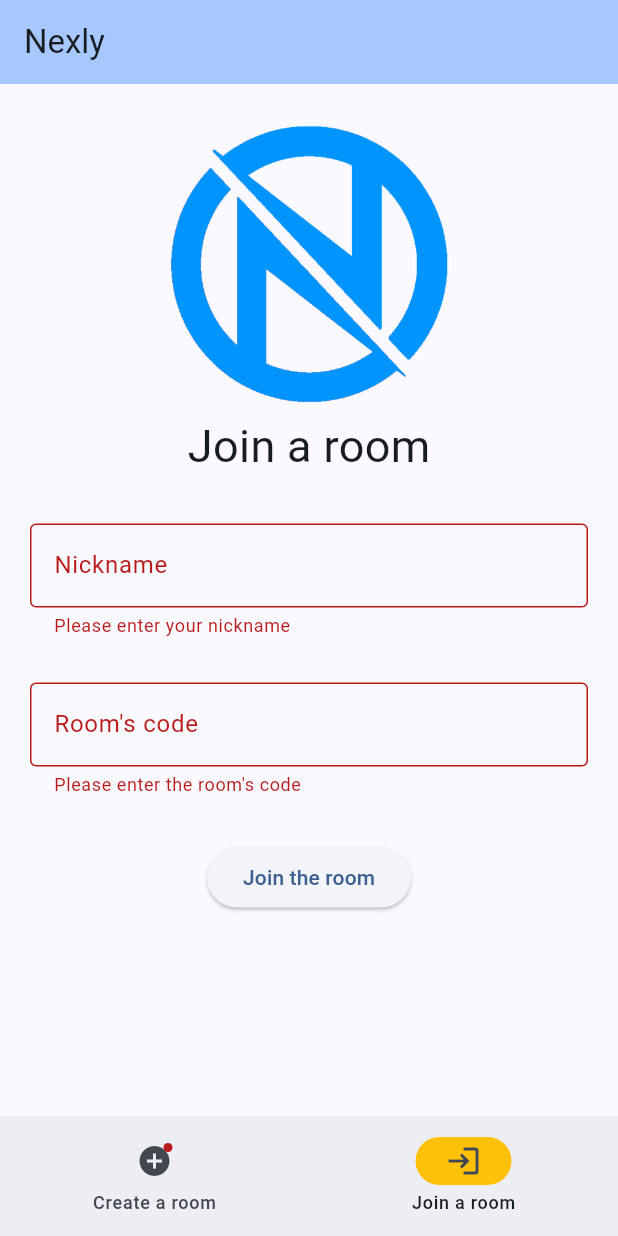
After one commit to Ninjonik/NexlyFlutter, a Flutter app: the screen it shows after launch, item 2 of the bottom bar chosen, after a tap on "Join the room", on a phone screen of 412 x 824 dp. The commit adds this screen. Run offline on Flutter 3.47's test engine with Material 3 defaults, Android fonts, the phone set to English and light mode, and no system bars; our stand-ins replace appwrite.

Commit message:
- appwrite join room working - started work on room itself

```diff
--- /dev/null
+++ b/lib/appwrite.dart
@@ -0,0 +1,7 @@
+import 'package:appwrite/appwrite.dart';
+
+const String apiUrl = "https://nexly.igportals.eu";
+Client client = Client()
+    .setEndpoint("https://appwrite.igportals.eu/v1")
+    .setProject("nexlyv2");
+Account account = Account(client);
--- /dev/null
+++ b/lib/home/createRoom.dart
@@ -0,0 +1,127 @@
+import 'package:appwrite/models.dart';
+import 'package:flutter/material.dart';
+
+import '../main.dart';
+
+class CreateRoom extends StatefulWidget {
+  CreateRoom({Key? key}) : super(key: key);
+
+  @override
+  State<CreateRoom> createState() => _CreateRoomState();
+}
+
+class _CreateRoomState extends State<CreateRoom> {
+  final _formKey = GlobalKey<FormState>();
+  final TextEditingController _nicknameController = TextEditingController();
+  final TextEditingController _roomNameController = TextEditingController();
+  final TextEditingController _roomDescriptionController =
+      TextEditingController();
+
+  @override
+  void dispose() {
+    _nicknameController.dispose();
+    _roomNameController.dispose();
+    _roomDescriptionController.dispose();
+    super.dispose();
+  }
+
+  Future<void> handleSubmit() async {
+    if (_formKey.currentState!.validate()) {
+      ScaffoldMessenger.of(context).showSnackBar(
+        const SnackBar(content: Text('Creating a room...')),
+      );
+
+      final account = AppwriteProvider.of(context)?.account;
+      if (account == null) return;
+
+      String nickname = _nicknameController.text;
+      String roomName = _roomNameController.text;
+      String roomDescription = _roomDescriptionController.text;
+
+      print("Form submitted");
+      try {
+        await account.deleteSessions();
+      } catch (e) {
+        print("no sessions");
+      }
+      await account.createAnonymousSession();
+      await account.updateName(name: nickname);
+      Jwt jwt = await account.createJWT();
+      print(jwt.jwt);
+    }
+  }
+
+  @override
+  Widget build(BuildContext context) {
+    return Scaffold(
+      body: Padding(
+        padding: const EdgeInsets.all(20.0),
+        child: Form(
+          key: _formKey,
+          child: SingleChildScrollView(
+            child: Column(
+              mainAxisAlignment: MainAxisAlignment.center,
+              children: [
+                Image.asset('images/nexly.png', width: 200, height: 200),
+                const Text("Create a room", style: TextStyle(fontSize: 30)),
+                const SizedBox(height: 30),
+                TextFormField(
+                  controller: _nicknameController,
+                  decoration: const InputDecoration(
+                    border: OutlineInputBorder(),
+                    labelText: 'Nickname',
+                  ),
+                  validator: (value) {
+                    if (value == null || value.isEmpty) {
+                      return 'Please enter your nickname';
+                    }
+                    return null;
+                  },
+                ),
+                const SizedBox(height: 30),
+                TextFormField(
+                  controller: _roomNameController,
+                  decoration: const InputDecoration(
+                    border: OutlineInputBorder(),
+                    labelText: 'Room\'s name',
+                  ),
+                  validator: (value) {
+                    if (value == null || value.isEmpty) {
+                      return 'Please enter the room\'s name';
+                    }
+                    return null;
+                  },
+                ),
+                const SizedBox(height: 30),
+                TextFormField(
+                  controller: _roomDescriptionController,
+                  decoration: const InputDecoration(
+                    border: OutlineInputBorder(),
+                    labelText: 'Room\'s description',
+                  ),
+                  validator: (value) {
+                    if (value == null || value.isEmpty) {
+                      return 'Please enter a description for the room';
+                    }
+                    return null;
+                  },
+                ),
+                const SizedBox(height: 30),
+                ElevatedButton(
+                  onPressed: handleSubmit,
+                  child: const Text("Create a new room"),
+                ),
+                ElevatedButton(
+                  onPressed: () {
+                    Navigator.pushNamed(context, '/room');
+                  },
+                  child: const Text("Room Test"),
+                ),
+              ],
+            ),
+          ),
+        ),
+      ),
+    );
+  }
+}
--- /dev/null
+++ b/lib/home/joinRoom.dart
@@ -0,0 +1,186 @@
+import 'dart:convert';
+
+import 'package:appwrite/models.dart';
+import 'package:flutter/material.dart';
+import 'package:http/http.dart' as http;
+
+import '../appwrite.dart';
+import '../main.dart';
+
+class JoinRoom extends StatefulWidget {
+  JoinRoom({Key? key}) : super(key: key);
+
+  @override
+  State<JoinRoom> createState() => _JoinRoomState();
+}
+
+class _JoinRoomState extends State<JoinRoom> {
+  final _formKey = GlobalKey<FormState>();
+  final TextEditingController _nicknameController = TextEditingController();
+  final TextEditingController _roomCodeController = TextEditingController();
+
+  @override
+  void dispose() {
+    _nicknameController.dispose();
+    _roomCodeController.dispose();
+    super.dispose();
+  }
+
+  Future<void> handleSubmit(BuildContext context) async {
+    if (_formKey.currentState!.validate()) {
+      final scaffoldMessenger = ScaffoldMessenger.of(context);
+
+      scaffoldMessenger.showSnackBar(
+        const SnackBar(content: Text('Joining a room...')),
+      );
+
+      final account = AppwriteProvider.of(context)?.account;
+      if (account == null) return;
+
+      String nickname = _nicknameController.text;
+      String roomCode = _roomCodeController.text;
+
+      print("Form submitted");
+      try {
+        await account.deleteSessions();
+      } catch (e) {
+        print("no sessions");
+      }
+      await account.createAnonymousSession();
+      await account.updateName(name: nickname);
+      Jwt jwt = await account.createJWT();
+
+      // Post request to check if the room exists
+      try {
+        var checkRoomResponse = await http.post(
+          Uri.parse('$apiUrl/api/checkRoom'),
+          headers: <String, String>{
+            'Content-Type': 'application/json',
+          },
+          body: jsonEncode(<String, String>{
+            'roomCode': roomCode,
+          }),
+        );
+
+        if (checkRoomResponse.statusCode == 200) {
+          print('Check Room Response: ${checkRoomResponse.body}');
+        } else {
+          if (mounted) {
+            scaffoldMessenger.showSnackBar(
+              SnackBar(
+                content: Text(
+                    'Error checking room: ${checkRoomResponse.statusCode}'),
+              ),
+            );
+          }
+          return;
+        }
+      } catch (e) {
+        // Handle error
+        print('Error checking room: $e');
+        if (mounted) {
+          scaffoldMessenger.showSnackBar(
+            SnackBar(
+              content: Text('Error checking room: $e'),
+            ),
+          );
+        }
+        return;
+      }
+
+      // Post request to join the room
+      try {
+        var joinRoomResponse = await http.patch(
+          Uri.parse('$apiUrl/api/joinRoom'),
+          headers: <String, String>{
+            'Content-Type': 'application/json',
+          },
+          body: jsonEncode(<String, dynamic>{
+            'roomCode': roomCode,
+            'name': nickname,
+            'avatar': "defaultAvatar", // assuming you have avatarValue defined
+            'jwt': jwt.jwt,
+          }),
+        );
+
+        if (joinRoomResponse.statusCode == 200) {
+          // Room has been successfully joined
+        } else {
+          if (mounted) {
+            scaffoldMessenger.showSnackBar(
+              SnackBar(
+                content:
+                    Text('Error joining room: ${joinRoomResponse.statusCode}'),
+              ),
+            );
+          }
+        }
+      } catch (e) {
+        // Handle error
+        print('Error joining room: $e');
+        if (mounted) {
+          scaffoldMessenger.showSnackBar(
+            SnackBar(
+              content: Text('Error joining room: $e'),
+            ),
+          );
+        }
+        return;
+      }
+    }
+  }
+
+  @override
+  Widget build(BuildContext context) {
+    return Scaffold(
+      body: Padding(
+        padding: const EdgeInsets.all(20.0),
+        child: Form(
+          key: _formKey,
+          child: SingleChildScrollView(
+            child: Column(
+              mainAxisAlignment: MainAxisAlignment.center,
+              children: [
+                Image.asset('images/nexly.png', width: 200, height: 200),
+                const Text("Join a room", style: TextStyle(fontSize: 30)),
+                const SizedBox(height: 30),
+                TextFormField(
+                  controller: _nicknameController,
+                  decoration: const InputDecoration(
+                    border: OutlineInputBorder(),
+                    labelText: 'Nickname',
+                  ),
+                  validator: (value) {
+                    if (value == null || value.isEmpty) {
+                      return 'Please enter your nickname';
+                    }
+                    return null;
+                  },
+                ),
+                const SizedBox(height: 30),
+                TextFormField(
+                  controller: _roomCodeController,
+                  decoration: const InputDecoration(
+                    border: OutlineInputBorder(),
+                    labelText: 'Room\'s code',
+                  ),
+                  validator: (value) {
+                    if (value == null || value.isEmpty) {
+                      return 'Please enter the room\'s code';
+                    }
+                    return null;
+                  },
+                ),
+                const SizedBox(height: 30),
+                ElevatedButton(
+                  onPressed: () => handleSubmit(context),
+                  child: const Text("Join the room"),
+                ),
+              ],
+            ),
+          ),
+        ),
+      ),
+    );
+  }
+}
--- a/lib/main.dart
+++ b/lib/main.dart
@@ -1,20 +1,43 @@
 import 'package:appwrite/appwrite.dart';
-import 'package:appwrite/models.dart';
 import 'package:flutter/material.dart';
+import 'package:nexly/room/room.dart';
+
+import 'appwrite.dart';
+import 'home/createRoom.dart';
+import 'home/joinRoom.dart';
+
+class AppwriteProvider extends InheritedWidget {
+  final Client client;
+  final Account account;
+
+  const AppwriteProvider({
+    Key? key,
+    required this.client,
+    required this.account,
+    required Widget child,
+  }) : super(key: key, child: child);
+
+  @override
+  bool updateShouldNotify(covariant InheritedWidget oldWidget) {
+    return (oldWidget as AppwriteProvider) != this;
+  }
+
+  static AppwriteProvider? of(BuildContext context) {
+    return context.dependOnInheritedWidgetOfExactType<AppwriteProvider>();
+  }
+}
 
 void main() {
   WidgetsFlutterBinding.ensureInitialized();
-  Client client = Client()
-      .setEndpoint("https://appwrite.igportals.eu/v1")
-      .setProject("nexlyv2");
-  Account account = Account(client);
-  runApp(MyApp(account: account));
+  runApp(AppwriteProvider(
+    client: client,
+    account: account,
+    child: MyApp(),
+  ));
 }
 
 class MyApp extends StatefulWidget {
-  final Account account;
-
-  const MyApp({Key? key, required this.account}) : super(key: key);
+  const MyApp({Key? key}) : super(key: key);
 
   @override
   _MyAppState createState() => _MyAppState();
@@ -29,20 +52,20 @@ class _MyAppState extends State<MyApp> {
         colorScheme: ColorScheme.fromSeed(seedColor: Colors.blue.shade700),
         useMaterial3: true,
       ),
-      home: MyHomePage(
+      home: const MyHomePage(
         title: 'Nexly',
-        account: widget.account, // Ensure account is not nullable
       ),
+      routes: {
+        '/room': (context) => Room(),
+      },
     );
   }
 }
 
 class MyHomePage extends StatefulWidget {
   final String title;
-  final Account account; // Ensure account is not nullable
 
-  const MyHomePage({Key? key, required this.title, required this.account})
-      : super(key: key);
+  const MyHomePage({Key? key, required this.title}) : super(key: key);
 
   @override
   State<MyHomePage> createState() => _MyHomePageState();
@@ -56,8 +79,8 @@ class _MyHomePageState extends State<MyHomePage> {
   void initState() {
     super.initState();
     _widgetOptions = <Widget>[
-      CreateRoom(account: widget.account),
-      const Text("Join a room"),
+      CreateRoom(),
+      JoinRoom(),
     ];
   }
 
@@ -88,11 +111,12 @@ class _MyHomePageState extends State<MyHomePage> {
         selectedIndex: currentPageIndex,
         destinations: const <Widget>[
           NavigationDestination(
+            selectedIcon: Badge(child: Icon(Icons.add_circle_outlined)),
             icon: Badge(child: Icon(Icons.add_circle)),
             label: 'Create a room',
           ),
           NavigationDestination(
-            selectedIcon: Icon(Icons.home),
+            selectedIcon: Icon(Icons.login_outlined),
             icon: Icon(Icons.login),
             label: 'Join a room',
           ),
@@ -101,119 +125,3 @@ class _MyHomePageState extends State<MyHomePage> {
     );
   }
 }
-
-class CreateRoom extends StatefulWidget {
-  final Account account; // Ensure account is not nullable
-
-  const CreateRoom({Key? key, required this.account}) : super(key: key);
-
-  @override
-  State<CreateRoom> createState() => _CreateRoomState();
-}
-
-class _CreateRoomState extends State<CreateRoom> {
-  final _formKey = GlobalKey<FormState>();
-  final TextEditingController _nicknameController = TextEditingController();
-  final TextEditingController _roomNameController = TextEditingController();
-  final TextEditingController _roomDescriptionController =
-      TextEditingController();
-
-  @override
-  void dispose() {
-    _nicknameController.dispose();
-    _roomNameController.dispose();
-    _roomDescriptionController.dispose();
-    super.dispose();
-  }
-
-  Future<void> handleSubmit() async {
-    if (_formKey.currentState!.validate()) {
-      ScaffoldMessenger.of(context).showSnackBar(
-        const SnackBar(content: Text('Submitting...')),
-      );
-
-      String nickname = _nicknameController.text;
-      String roomName = _roomNameController.text;
-      String roomDescription = _roomDescriptionController.text;
-
-      print("Form submitted");
-      try {
-        await widget.account.deleteSessions();
-      } catch (e) {
-        print("no sessions");
-      }
-      await widget.account.createAnonymousSession();
-      await widget.account.updateName(name: nickname);
-      Jwt jwt = await widget.account.createJWT();
-      print(jwt);
-    }
-  }
-
-  @override
-  Widget build(BuildContext context) {
-    return Scaffold(
-      body: Padding(
-        padding: const EdgeInsets.all(20.0),
-        child: Form(
-          key: _formKey,
-          child: SingleChildScrollView(
-            child: Column(
-              mainAxisAlignment: MainAxisAlignment.center,
-              children: [
-                Image.asset('images/nexly.png', width: 200, height: 200),
-                const Text("Create a room", style: TextStyle(fontSize: 30)),
-                const SizedBox(height: 30),
-                TextFormField(
-                  controller: _nicknameController,
-                  decoration: const InputDecoration(
-                    border: OutlineInputBorder(),
-                    labelText: 'Nickname',
-                  ),
-                  validator: (value) {
-                    if (value == null || value.isEmpty) {
-                      return 'Please enter your nickname';
-                    }
-                    return null;
-                  },
-                ),
-                const SizedBox(height: 30),
-                TextFormField(
-                  controller: _roomNameController,
-                  decoration: const InputDecoration(
-                    border: OutlineInputBorder(),
-                    labelText: 'Room\'s name',
-                  ),
-                  validator: (value) {
-                    if (value == null || value.isEmpty) {
-                      return 'Please enter the room\'s name';
-                    }
-                    return null;
-                  },
-                ),
-                const SizedBox(height: 30),
-                TextFormField(
-                  controller: _roomDescriptionController,
-                  decoration: const InputDecoration(
-                    border: OutlineInputBorder(),
-                    labelText: 'Room\'s description',
-                  ),
-                  validator: (value) {
-                    if (value == null || value.isEmpty) {
-                      return 'Please enter a description for the room';
-                    }
-                    return null;
-                  },
-                ),
-                const SizedBox(height: 30),
-                ElevatedButton(
-                  onPressed: handleSubmit,
-                  child: const Text("Create a new room"),
-                ),
-              ],
-            ),
-          ),
-        ),
-      ),
-    );
-  }
-}
--- a/pubspec.yaml
+++ b/pubspec.yaml
@@ -36,6 +36,8 @@ dependencies:
   # Use with the CupertinoIcons class for iOS style icons.
   cupertino_icons: ^1.0.6
   appwrite: 12.0.3
+  provider: ^6.1.2
+  http: ^1.2.1
 
 dev_dependencies:
   change_app_package_name: ^1.1.0
```
Also changed, not shown: lib/room/room.dart (added, +51 -0 lines).
